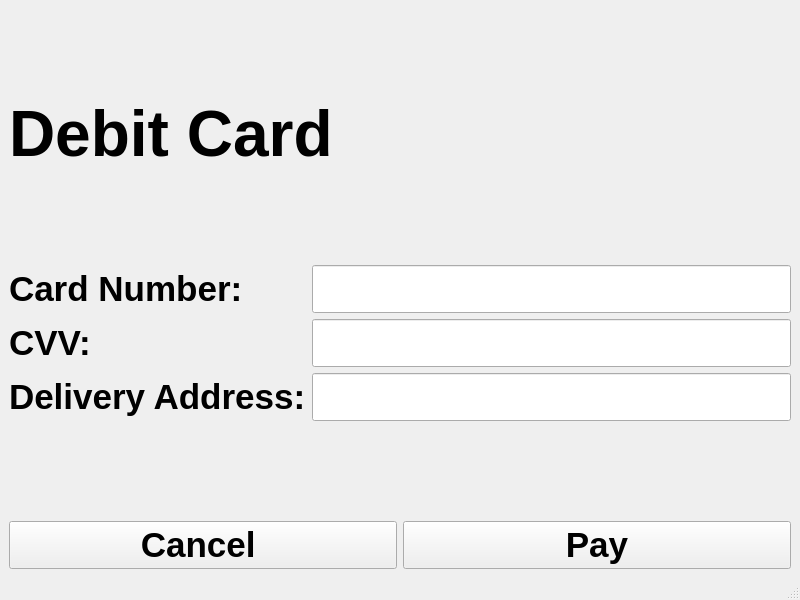
Qt form transaction_dc.ui (acmpesuecc/GrowPal) before a commit.
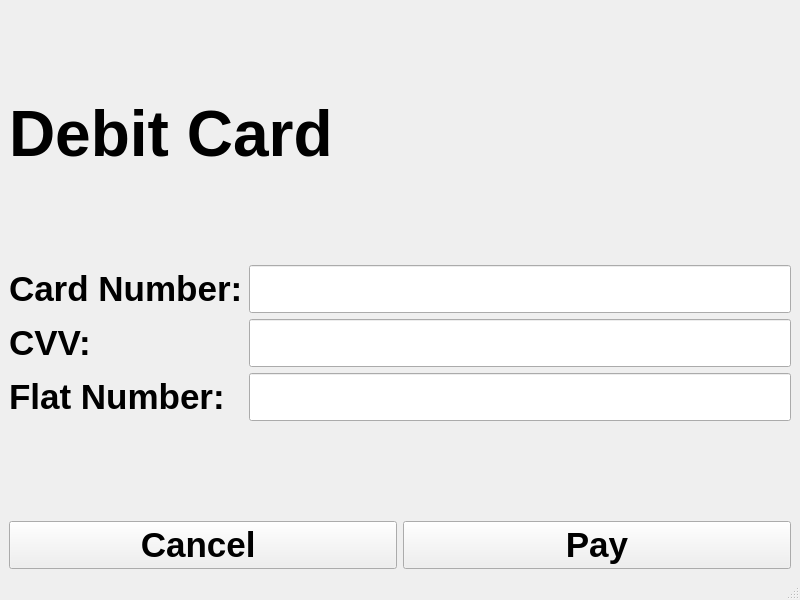
The same form after that commit.

Diff of the .ui file:
```diff
--- a/transaction_dc.ui
+++ b/transaction_dc.ui
@@ -69,7 +69,7 @@
          </font>
         </property>
         <property name="text">
-         <string>Delivery Address:</string>
+         <string>Flat Number: </string>
         </property>
        </widget>
       </item>
```
